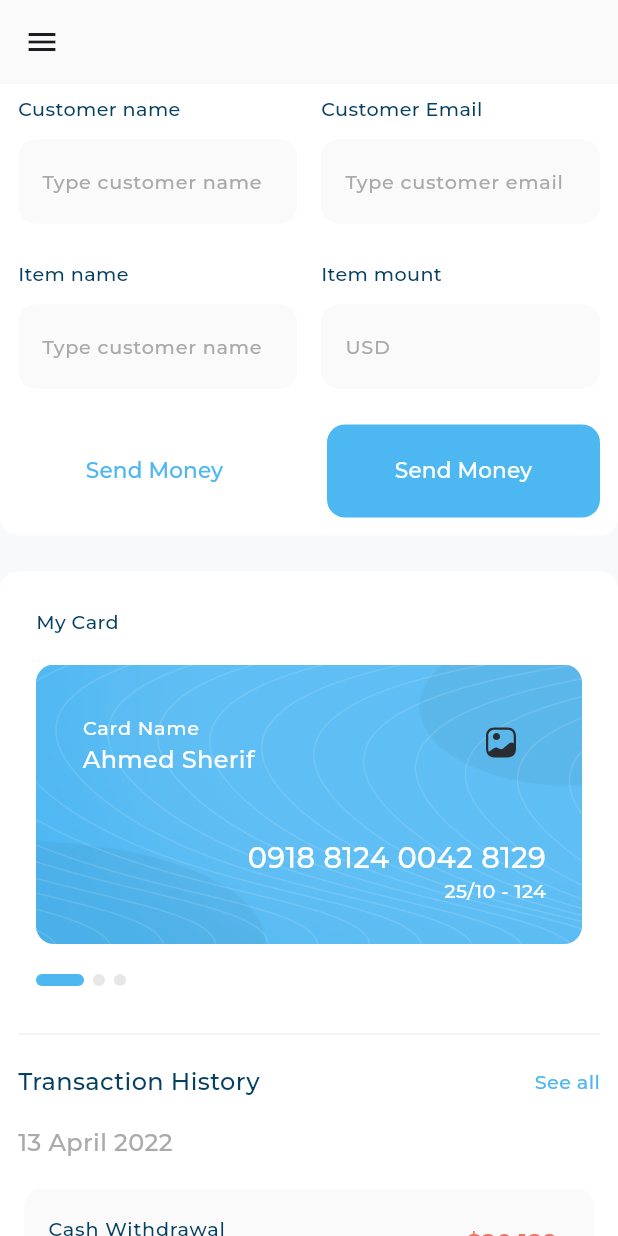
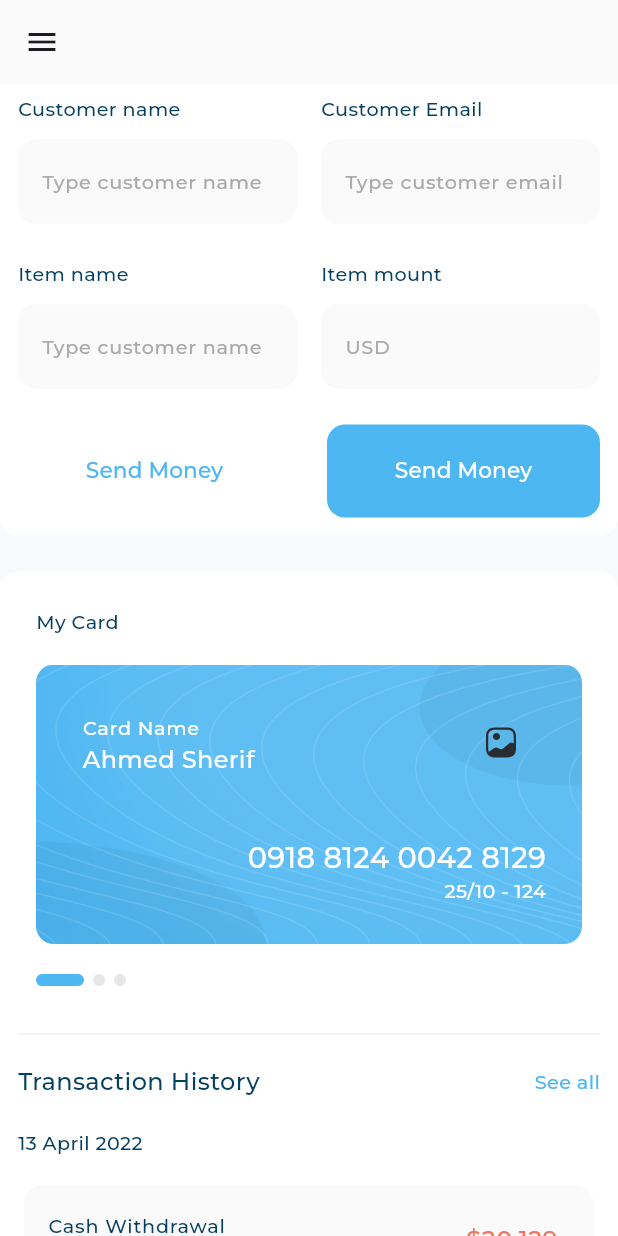
Before and after one commit to AhmedBelal31/Responsive-Dashboard-Flutter, a Flutter app: the screen it shows after launch, scrolled down 576 dp, on a phone screen of 412 x 824 dp. Run offline on Flutter 3.47's test engine with Material 3 defaults, Android fonts, the phone set to English and light mode, and no system bars; drawn by our look-alikes of expandable_page_view; our stand-ins replace fl_chart, flutter_svg; project files that could hold a hidden picture were left out.

Commit message:
Edit Transaction History

```diff
--- a/lib/widgets/my_cards_and_transaction_history_section/transaction_history/transaction_history.dart
+++ b/lib/widgets/my_cards_and_transaction_history_section/transaction_history/transaction_history.dart
@@ -1,4 +1,5 @@
 import 'package:flutter/material.dart';
+import 'package:responsive_dashboard/utils/app_styles.dart';
 import 'package:responsive_dashboard/widgets/my_cards_and_transaction_history_section/transaction_history/transction_history_list_view.dart';
 import 'transaction_history_header.dart';
 
@@ -7,27 +8,21 @@ class TransactionHistory extends StatelessWidget {
 
   @override
   Widget build(BuildContext context) {
-    return const Column(
+    return Column(
       crossAxisAlignment: CrossAxisAlignment.start,
       children: [
-        TransactionHistoryHeader(),
-        SizedBox(
+        const TransactionHistoryHeader(),
+        const SizedBox(
           height: 20,
         ),
         Text(
           '13 April 2022',
-          style: TextStyle(
-            color: Color(0xFFAAAAAA),
-            fontSize: 16,
-            fontFamily: 'Montserrat',
-            fontWeight: FontWeight.w500,
-            height: 0,
-          ),
+          style: AppStyles.styleMedium16(context),
         ),
-        SizedBox(
+        const SizedBox(
           height: 16,
         ),
-        TransactionHistoryListView(),
+        const TransactionHistoryListView(),
       ],
     );
   }
```
